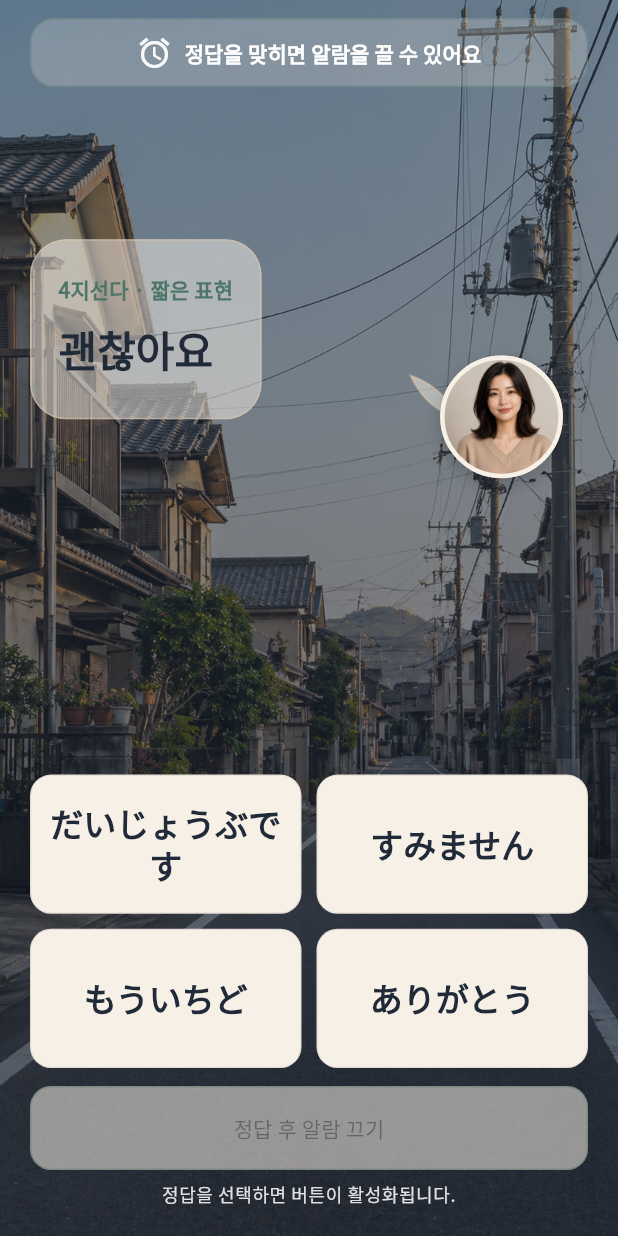
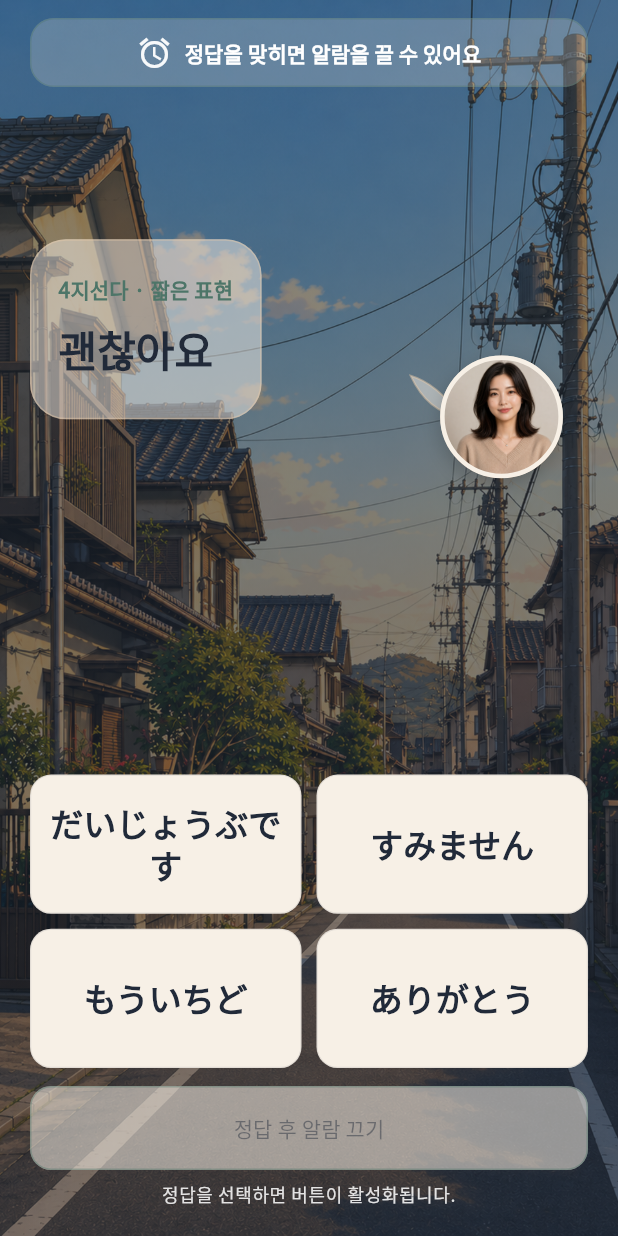
Before and after one commit to kim1bon/wake_nihongo, a Flutter app: the AlarmRingScreen screen opened directly with empty values, on a phone screen of 412 x 824 dp. Run offline on Flutter 3.47's test engine with Material 3 defaults, Android fonts, the light colour scheme and no system bars; our stand-ins replace audioplayers, csv, flutter_local_notifications, flutter_riverpod, flutter_timezone, shared_preferences and 2 more; missing offline and left inert: audio_session; accounts and stored records are empty; network calls fail.

Commit message:
AOS
배경 이미지 변경 적용

```diff
--- a/lib/features/alarm/presentation/alarm_ring_screen.dart
+++ b/lib/features/alarm/presentation/alarm_ring_screen.dart
@@ -210,6 +210,28 @@ class _AlarmRingScreenState extends ConsumerState<AlarmRingScreen> {
     }
   }
 
+  /// 현재 퀴즈 카테고리에 맞는 배경 이미지 asset 경로를 반환합니다.
+  /// - "기초 1", "기초 2", "일상대화": 주택가 거리 배경
+  /// - "쇼핑": 쇼핑 거리 배경
+  /// - "식당": 이자카야/식당 골목 배경
+  /// - 그 외: 기본적으로 주택가 거리 배경
+  String _resolveBackgroundAsset() {
+    final q = _question;
+    final category = q?.category.trim() ?? '';
+    switch (category) {
+      case '기초 1':
+      case '기초 2':
+      case '일상대화':
+        return 'assets/images/Backgrounds/Tx_bg_HouseStreet.png';
+      case '쇼핑':
+        return 'assets/images/Backgrounds/Tx_bg_ShoppingStreet.png';
+      case '식당':
+        return 'assets/images/Backgrounds/Tx_bg_IzakayaStreet.png';
+      default:
+        return 'assets/images/Backgrounds/Tx_bg_HouseStreet.png';
+    }
+  }
+
   @override
   Widget build(BuildContext context) {
     final theme = Theme.of(context);
@@ -224,6 +246,7 @@ class _AlarmRingScreenState extends ConsumerState<AlarmRingScreen> {
           onStopAlarm: () {
             unawaited(_onDismissPressed());
           },
+          backgroundAssetPath: _resolveBackgroundAsset(),
         ),
       );
     }
@@ -235,7 +258,7 @@ class _AlarmRingScreenState extends ConsumerState<AlarmRingScreen> {
           children: [
             Positioned.fill(
               child: Image.asset(
-                'assets/images/Tx_Background.png',
+                _resolveBackgroundAsset(),
                 fit: BoxFit.cover,
               ),
             ),
--- a/pubspec.yaml
+++ b/pubspec.yaml
@@ -79,6 +79,7 @@ flutter:
   assets:
     - assets/sounds/
     - assets/images/
+    - assets/images/Backgrounds/
     - assets/questions/wake_nihongo_sample.csv
     - assets/questions/basic_learning.csv
     - assets/fonts/Noto_Sans_KR/OFL.txt
```
Also changed, not shown: 1 other file.
